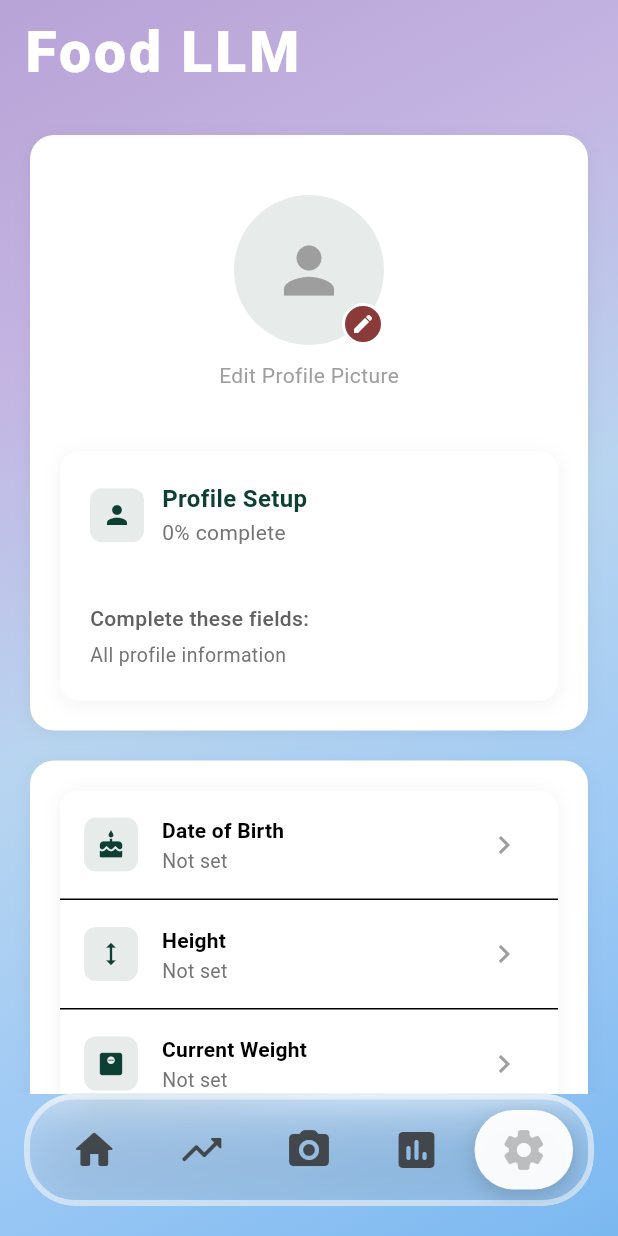
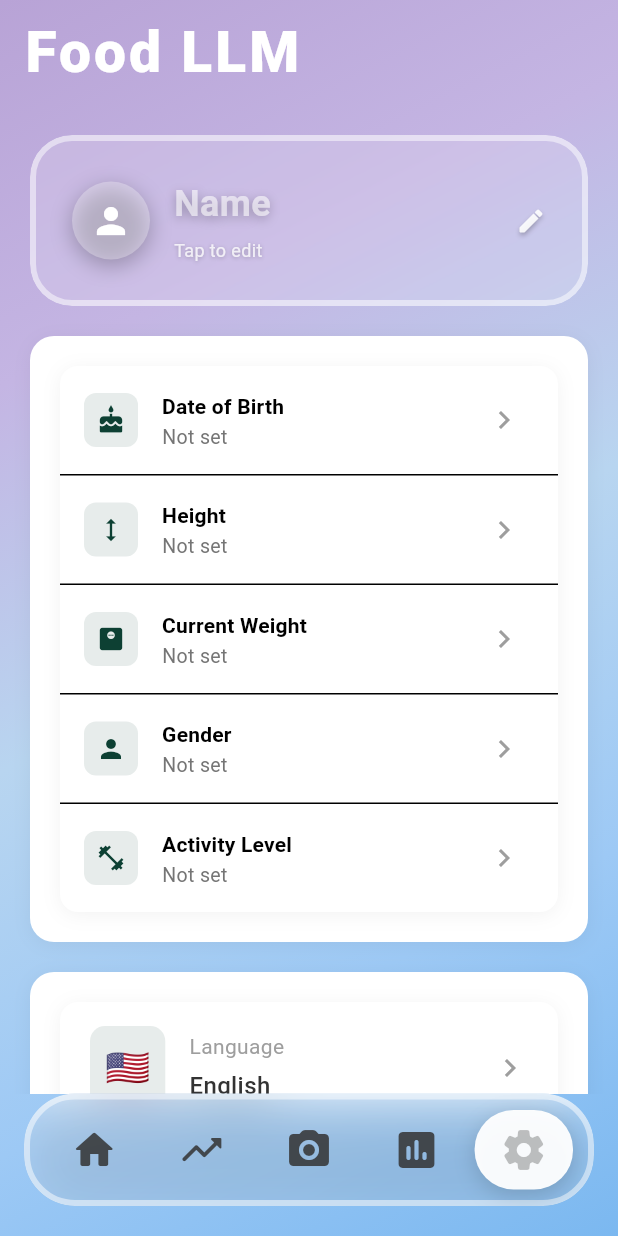
Before and after one commit to siho1117/food_cal, a Flutter app: the screen it shows after launch, item 5 of the bottom bar chosen, on a phone screen of 412 x 824 dp. Run offline on Flutter 3.47's test engine with Material 3 defaults, Android fonts, the phone set to English and light mode, and no system bars; our stand-ins replace camera, flutter_dotenv, flutter_image_compress, get_it, image_gallery_saver, image_picker and 1 more; accounts and stored records are empty.

Commit message:
Your commit message here

```diff
--- a/lib/l10n/app_en.arb
+++ b/lib/l10n/app_en.arb
@@ -28,5 +28,8 @@
   "@@ COMMENT": "Error Messages - Currently Active",
   "errorLoadingData": "Error Loading Data",
   "unknownError": "An unknown error occurred",
-  "settingsSavedSuccess": "Settings saved successfully!"
+  "settingsSavedSuccess": "Settings saved successfully!",
+
+  "name": "Name",
+  "tapToEdit": "Tap to edit"
 }
--- a/lib/l10n/app_zh.arb
+++ b/lib/l10n/app_zh.arb
@@ -28,5 +28,8 @@
   "@@ COMMENT": "Error Messages - Currently Active",
   "errorLoadingData": "Error Loading Data",
   "unknownError": "An unknown error occurred",
-  "settingsSavedSuccess": "Settings saved successfully!"
+  "settingsSavedSuccess": "Settings saved successfully!",
+
+  "name": "Name",
+  "tapToEdit": "Tap to edit"
 }
--- a/lib/l10n/app_zh_CN.arb
+++ b/lib/l10n/app_zh_CN.arb
@@ -28,5 +28,8 @@
   "@@ COMMENT": "Error Messages - Currently Active",
   "errorLoadingData": "Error Loading Data",
   "unknownError": "An unknown error occurred",
-  "settingsSavedSuccess": "Settings saved successfully!"
+  "settingsSavedSuccess": "Settings saved successfully!",
+
+  "name": "Name",
+  "tapToEdit": "Tap to edit"
 }
--- a/lib/l10n/app_zh_TW.arb
+++ b/lib/l10n/app_zh_TW.arb
@@ -28,5 +28,8 @@
   "@@ COMMENT": "Error Messages - Currently Active",
   "errorLoadingData": "Error Loading Data",
   "unknownError": "An unknown error occurred",
-  "settingsSavedSuccess": "Settings saved successfully!"
+  "settingsSavedSuccess": "Settings saved successfully!",
+
+  "name": "Name",
+  "tapToEdit": "Tap to edit"
 }
--- a/lib/providers/settings_provider.dart
+++ b/lib/providers/settings_provider.dart
@@ -179,6 +179,16 @@ class SettingsProvider extends ChangeNotifier {
     }
   }
 
+  /// Update user name
+  Future<void> updateName(String name) async {
+    await _createUserProfileIfNeeded();
+
+    if (_userProfile != null) {
+      final updatedProfile = _userProfile!.copyWith(name: name);
+      await _updateProfile(updatedProfile);
+    }
+  }
+
   /// Update activity level
   Future<void> updateActivityLevel(double level) async {
     await _createUserProfileIfNeeded();
--- a/lib/screens/settings_screen.dart
+++ b/lib/screens/settings_screen.dart
@@ -61,22 +61,8 @@ class _SettingsScreenState extends State<SettingsScreen> {
                     child: Column(
                       crossAxisAlignment: CrossAxisAlignment.start,
                       children: [
-                        // Profile Section
-                        Container(
-                          padding: const EdgeInsets.all(20),
-                          decoration: BoxDecoration(
-                            color: Colors.white,
-                            borderRadius: BorderRadius.circular(16),
-                            boxShadow: [
-                              BoxShadow(
-                                color: Colors.black.withValues(alpha: 0.05),
-                                blurRadius: 10,
-                                offset: const Offset(0, 2),
-                              ),
-                            ],
-                          ),
-                          child: const ProfileSectionWidget(),
-                        ),
+                        // Profile Section - NO WHITE CONTAINER WRAPPER
+                        const ProfileSectionWidget(),
 
                         const SizedBox(height: 20),
 
@@ -132,15 +118,10 @@ class _SettingsScreenState extends State<SettingsScreen> {
                               ),
                             ],
                           ),
-                          child: FeedbackWidget(
-                            onSendFeedback: () async {
-                              // Handle feedback sending through provider
-                              // The FeedbackWidget will handle the UI interaction
-                            },
-                          ),
+                          child: const FeedbackWidget(),
                         ),
 
-                        const SizedBox(height: 80), // Extra space for bottom nav
+                        const SizedBox(height: 20),
                       ],
                     ),
                   );
--- a/lib/widgets/settings/profile_section_widget.dart
+++ b/lib/widgets/settings/profile_section_widget.dart
@@ -1,341 +1,233 @@
 // lib/widgets/settings/profile_section_widget.dart
 import 'package:flutter/material.dart';
+import 'dart:ui';
 import 'package:provider/provider.dart';
 import '../../providers/settings_provider.dart';
-import '../../config/design_system/theme.dart';
 
 class ProfileSectionWidget extends StatelessWidget {
-  // ✅ FIXED: Use super parameter instead of explicit key parameter
   const ProfileSectionWidget({super.key});
 
   @override
   Widget build(BuildContext context) {
     return Consumer<SettingsProvider>(
       builder: (context, settingsProvider, child) {
-        return Column(
-          children: [
-            // Profile Picture with inline edit functionality
-            _buildProfilePicture(context, settingsProvider),
+        // Get user name from profile (or null if not set)
+        final userName = settingsProvider.userProfile?.name;
+        final hasName = userName != null && userName.isNotEmpty;
 
-            const SizedBox(height: 20),
-
-            // Profile Completion Card
-            _buildProfileCompletionCard(settingsProvider),
-          ],
+        return _buildTransparentCard(
+          userName: userName,
+          hasName: hasName,
+          onTap: () => _handleProfileTap(context, settingsProvider),
         );
       },
     );
   }
 
-  Widget _buildProfilePicture(BuildContext context, SettingsProvider settingsProvider) {
-    return InkWell(
-      onTap: () => _showAvatarOptions(context, settingsProvider),
-      borderRadius: BorderRadius.circular(60),
-      child: Padding(
-        padding: const EdgeInsets.all(20),
-        child: Column(
-          children: [
-            // Avatar with edit button
-            Stack(
-              children: [
-                // Avatar circle
-                CircleAvatar(
-                  radius: 50,
-                  // ✅ FIXED: Use withValues instead of withOpacity
-                  backgroundColor: AppTheme.primaryBlue.withValues(alpha: 0.1),
-                  backgroundImage: settingsProvider.avatarUrl != null
-                      ? NetworkImage(settingsProvider.avatarUrl!)
-                      : null,
-                  child: settingsProvider.avatarUrl == null
-                      ? const Icon(Icons.person, size: 50, color: Colors.grey)
-                      : null,
-                ),
-                // Edit button overlay
-                Positioned(
-                  bottom: 0,
-                  right: 0,
+  Widget _buildTransparentCard({
+    required String? userName,
+    required bool hasName,
+    required VoidCallback onTap,
+  }) {
+    return ClipRRect(
+      borderRadius: BorderRadius.circular(28),
+      child: BackdropFilter(
+        filter: ImageFilter.blur(sigmaX: 10.0, sigmaY: 10.0),
         child: Container(
-                    padding: const EdgeInsets.all(4),
           decoration: BoxDecoration(
-                      color: AppTheme.accentColor,
-                      shape: BoxShape.circle,
-                      border: Border.all(color: Colors.white, width: 2),
-                    ),
-                    child: const Icon(Icons.edit, color: Colors.white, size: 16),
+            color: Colors.white.withOpacity(0.15), // Transparent to show gradient
+            borderRadius: BorderRadius.circular(28),
+            border: Border.all(
+              color: Colors.white.withOpacity(0.5),
+              width: 4,
             ),
           ),
-              ],
-            ),
-            const SizedBox(height: 10),
-            // Label
-            const Text(
-              'Edit Profile Picture',
-              style: TextStyle(color: Colors.grey, fontSize: 14),
-            ),
-          ],
-        ),
-      ),
-    );
-  }
+          child: Material(
+            color: Colors.transparent,
+            child: InkWell(
+              onTap: onTap,
+              borderRadius: BorderRadius.circular(28),
+              splashColor: Colors.white.withOpacity(0.1),
+              highlightColor: Colors.white.withOpacity(0.05),
+              child: Padding(
+                padding: const EdgeInsets.all(24),
+                child: Row(
+                  children: [
+                    // Avatar circle with gradient letter or empty icon
+                    _buildAvatar(userName, hasName),
 
-  Widget _buildProfileCompletionCard(SettingsProvider settingsProvider) {
-    final completionPercentage = settingsProvider.profileCompletionPercentage;
-    final missingData = settingsProvider.getMissingProfileData();
-    final isComplete = settingsProvider.isProfileComplete;
+                    const SizedBox(width: 16),
 
-    return Container(
-      padding: const EdgeInsets.all(20),
-      decoration: BoxDecoration(
-        color: Colors.white,
-        borderRadius: BorderRadius.circular(12),
-        boxShadow: [
-          BoxShadow(
-            // ✅ FIXED: Use withValues instead of withOpacity
-            color: Colors.black.withValues(alpha: 0.05),
-            blurRadius: 10,
-            spreadRadius: 0,
-            offset: const Offset(0, 2),
-          ),
-        ],
-      ),
-      child: Column(
-        crossAxisAlignment: CrossAxisAlignment.start,
-        children: [
-          // Header
-          Row(
-            children: [
-              Container(
-                padding: const EdgeInsets.all(8),
-                decoration: BoxDecoration(
-                  color: isComplete
-                      // ✅ FIXED: Use withValues instead of withOpacity
-                      ? Colors.green.withValues(alpha: 0.1)
-                      // ✅ FIXED: Use withValues instead of withOpacity
-                      : AppTheme.primaryBlue.withValues(alpha: 0.1),
-                  borderRadius: BorderRadius.circular(8),
-                ),
-                child: Icon(
-                  isComplete ? Icons.check_circle : Icons.person,
-                  color: isComplete ? Colors.green : AppTheme.primaryBlue,
-                  size: 20,
-                ),
-              ),
-              const SizedBox(width: 12),
+                    // Name section
                     Expanded(
                       child: Column(
                         crossAxisAlignment: CrossAxisAlignment.start,
                         children: [
                           Text(
-                      isComplete ? 'Profile Complete!' : 'Profile Setup',
+                            hasName ? userName! : 'Name',
                             style: TextStyle(
-                        fontSize: 16,
-                        fontWeight: FontWeight.bold,
-                        color: isComplete ? Colors.green : AppTheme.primaryBlue,
+                              fontSize: 24,
+                              fontWeight: FontWeight.w600,
+                              color: hasName
+                                  ? Colors.white
+                                  : Colors.white.withOpacity(0.6),
+                              shadows: const [
+                                Shadow(
+                                  color: Colors.black26,
+                                  offset: Offset(0, 2),
+                                  blurRadius: 8,
+                                ),
+                              ],
                             ),
                           ),
+                          const SizedBox(height: 4),
                           Text(
-                      isComplete
-                          ? 'All information is complete'
-                          : '${(completionPercentage * 100).round()}% complete',
-                      style: TextStyle(fontSize: 14, color: Colors.grey[600]),
+                            'Tap to edit',
+                            style: TextStyle(
+                              fontSize: 12,
+                              fontWeight: FontWeight.w400,
+                              color: Colors.white.withOpacity(0.8),
+                              shadows: const [
+                                Shadow(
+                                  color: Colors.black26,
+                                  offset: Offset(0, 1),
+                                  blurRadius: 3,
                                 ),
                               ],
                             ),
                           ),
                         ],
                       ),
+                    ),
 
-          if (!isComplete) ...[
-            const SizedBox(height: 16),
-
-            // Progress bar
-            Container(
-              height: 8,
-              decoration: BoxDecoration(
-                color: Colors.grey[200],
-                borderRadius: BorderRadius.circular(4),
+                    // Edit icon
+                    Icon(
+                      Icons.edit_rounded,
+                      size: 20,
+                      color: Colors.white.withOpacity(0.9),
+                      shadows: const [
+                        Shadow(
+                          color: Colors.black26,
+                          offset: Offset(0, 2),
+                          blurRadius: 4,
                         ),
-              child: FractionallySizedBox(
-                widthFactor: completionPercentage,
-                alignment: Alignment.centerLeft,
-                child: Container(
-                  decoration: BoxDecoration(
-                    gradient: LinearGradient(
-                      colors: [
-                        // ✅ FIXED: Use withValues instead of withOpacity
-                        AppTheme.primaryBlue.withValues(alpha: 0.7),
-                        AppTheme.primaryBlue,
                       ],
                     ),
-                    borderRadius: BorderRadius.circular(4),
+                  ],
                 ),
               ),
             ),
           ),
-
-            const SizedBox(height: 12),
-
-            // Missing data info
-            Text(
-              'Complete these fields:',
-              style: TextStyle(
-                fontSize: 14,
-                fontWeight: FontWeight.w500,
-                color: Colors.grey[700],
         ),
-            ),
-            const SizedBox(height: 4),
-            Text(
-              missingData.join(', '),
-              style: TextStyle(fontSize: 13, color: Colors.grey[600]),
-            ),
-          ]
-        ],
       ),
     );
   }
 
-  // =============================================================================
-  // INLINE AVATAR SELECTION
-  // =============================================================================
+  Widget _buildAvatar(String? userName, bool hasName) {
+    return Container(
+      width: 52,
+      height: 52,
+      decoration: BoxDecoration(
+        color: hasName
+            ? Colors.white.withOpacity(0.95)  // White circle for letter
+            : Colors.white.withOpacity(0.3),   // Semi-transparent for empty
+        shape: BoxShape.circle,
+        boxShadow: const [
+          BoxShadow(
+            color: Colors.black26,
+            blurRadius: 12,
+            offset: Offset(0, 4),
+          ),
+        ],
+      ),
+      child: Center(
+        child: hasName
+            ? _buildGradientLetter(userName!)
+            : Icon(
+                Icons.person,
+                size: 28,
+                color: Colors.white,
+              ),
+      ),
+    );
+  }
 
-  void _showAvatarOptions(BuildContext context, SettingsProvider settingsProvider) {
+  Widget _buildGradientLetter(String userName) {
+    // Get first character and uppercase it
+    final letter = userName.isNotEmpty ? userName[0].toUpperCase() : '?';
+
+    // TODO: Connect to theme provider's gradient when theme system is ready
+    // For now, using hardcoded gradient matching the mockup
+    const gradient = LinearGradient(
+      begin: Alignment.topLeft,
+      end: Alignment.bottomRight,
+      colors: [
+        Color(0xFF667EEA), // Purple-blue
+        Color(0xFF764BA2), // Purple
+      ],
+    );
+
+    return ShaderMask(
+      shaderCallback: (bounds) => gradient.createShader(bounds),
+      blendMode: BlendMode.srcIn,
+      child: Text(
+        letter,
+        style: const TextStyle(
+          fontSize: 24,
+          fontWeight: FontWeight.w700,
+          color: Colors.white, // This color gets replaced by gradient
+        ),
+      ),
+    );
+  }
+
+  void _handleProfileTap(BuildContext context, SettingsProvider settingsProvider) {
+    // TODO: Show dialog or navigate to profile edit screen
+    // For now, show a simple dialog to edit name
+    _showEditNameDialog(context, settingsProvider);
+  }
+
+  void _showEditNameDialog(BuildContext context, SettingsProvider settingsProvider) {
+    final currentName = settingsProvider.userProfile?.name ?? '';
+    final controller = TextEditingController(text: currentName);
+
     showDialog(
       context: context,
       builder: (context) => AlertDialog(
-        title: const Row(
-          children: [
-            Icon(Icons.photo_camera, color: AppTheme.primaryBlue),
-            SizedBox(width: 8),
-            Text('Profile Picture'),
-          ],
+        title: const Text('Edit Name'),
+        content: TextField(
+          controller: controller,
+          autofocus: true,
+          decoration: const InputDecoration(
+            hintText: 'Enter your name',
+            border: OutlineInputBorder(),
           ),
-        content: Column(
-          mainAxisSize: MainAxisSize.min,
-          children: [
-            const Text('Choose how to update your profile picture:'),
-            const SizedBox(height: 20),
-
-            // Avatar options
-            Row(
-              mainAxisAlignment: MainAxisAlignment.spaceEvenly,
-              children: [
-                // Camera option
-                _buildAvatarOption(
-                  icon: Icons.camera_alt,
-                  label: 'Camera',
-                  onTap: () {
-                    Navigator.pop(context);
-                    _selectFromCamera(context, settingsProvider);
-                  },
-                ),
-
-                // Gallery option
-                _buildAvatarOption(
-                  icon: Icons.photo_library,
-                  label: 'Gallery',
-                  onTap: () {
-                    Navigator.pop(context);
-                    _selectFromGallery(context, settingsProvider);
-                  },
-                ),
-
-                // Remove option
-                _buildAvatarOption(
-                  icon: Icons.delete,
-                  label: 'Remove',
-                  color: Colors.red,
-                  onTap: () {
-                    Navigator.pop(context);
-                    _removeAvatar(context, settingsProvider);
-                  },
-                ),
-              ],
-            ),
-          ],
         ),
         actions: [
           TextButton(
             onPressed: () => Navigator.pop(context),
             child: const Text('Cancel'),
           ),
-        ],
-      ),
-    );
-  }
-
-  Widget _buildAvatarOption({
-    required IconData icon,
-    required String label,
-    required VoidCallback onTap,
-    Color? color,
-  }) {
-    final optionColor = color ?? AppTheme.primaryBlue;
-
-    return InkWell(
-      onTap: onTap,
-      borderRadius: BorderRadius.circular(12),
-      child: Container(
-        padding: const EdgeInsets.all(16),
-        decoration: BoxDecoration(
-          // ✅ FIXED: Use withValues instead of withOpacity
-          color: optionColor.withValues(alpha: 0.1),
-          borderRadius: BorderRadius.circular(12),
-          // ✅ FIXED: Use withValues instead of withOpacity
-          border: Border.all(color: optionColor.withValues(alpha: 0.3)),
-        ),
-        child: Column(
-          children: [
-            Icon(icon, size: 32, color: optionColor),
-            const SizedBox(height: 8),
-            Text(
-              label,
-              style: TextStyle(
-                fontSize: 12,
-                fontWeight: FontWeight.w500,
-                color: optionColor,
-              ),
-            ),
-          ],
-        ),
-      ),
-    );
-  }
-
-  void _selectFromCamera(BuildContext context, SettingsProvider settingsProvider) {
-    // In a real app, you would use image_picker to get image from camera
-    // For demo purposes, we'll set a placeholder
-    settingsProvider.updateAvatarUrl('https://source.unsplash.com/100x100?face&random=1');
-
+          FilledButton(
+            onPressed: () async {
+              final newName = controller.text.trim();
+              if (newName.isNotEmpty) {
+                await settingsProvider.updateName(newName);
+                if (context.mounted) {
+                  Navigator.pop(context);
                   ScaffoldMessenger.of(context).showSnackBar(
                     const SnackBar(
-        content: Text('Camera feature coming soon! Used placeholder image.'),
-        behavior: SnackBarBehavior.floating,
-      ),
-    );
-  }
-
-  void _selectFromGallery(BuildContext context, SettingsProvider settingsProvider) {
-    // In a real app, you would use image_picker to get image from gallery
-    // For demo purposes, we'll set a placeholder
-    settingsProvider.updateAvatarUrl('https://source.unsplash.com/100x100?portrait&random=2');
-
-    ScaffoldMessenger.of(context).showSnackBar(
-      const SnackBar(
-        content: Text('Gallery feature coming soon! Used placeholder image.'),
-        behavior: SnackBarBehavior.floating,
-      ),
-    );
-  }
-
-  void _removeAvatar(BuildContext context, SettingsProvider settingsProvider) {
-    settingsProvider.updateAvatarUrl(null);
-
-    ScaffoldMessenger.of(context).showSnackBar(
-      const SnackBar(
-        content: Text('Profile picture removed'),
+                      content: Text('Name updated successfully'),
                       behavior: SnackBarBehavior.floating,
                     ),
                   );
                 }
               }
+            },
+            child: const Text('Save'),
+          ),
+        ],
+      ),
+    );
+  }
+}
```
Also changed, not shown: lib/l10n/generated/app_localizations.dart, lib/l10n/generated/app_localizations_en.dart, lib/l10n/generated/app_localizations_zh.dart. Lines whose indentation alone changed are shown as unchanged.
